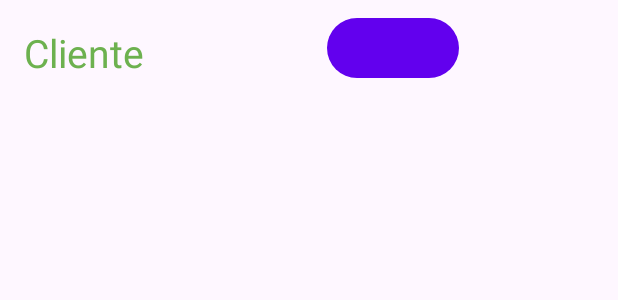
After one commit to anamux/cadastropessoafisicaepessoajuridica, an Android app: the layout linha_detalhe_cliente.xml on its own in the app's theme, with its tools: preview values and no code run, on a phone screen of 412 x 824 dp. The commit adds this screen. Shown: the top 300 px of the screen. Run offline under Robolectric (Android 15) with nearby library versions, the phone set to English and light mode, and no system bars.

Commit message:
Construção da MainActivity...

```diff
--- a/app/src/main/java/com/anamuxfeldt/cadastropessoafisicaepessoajuridica/view/Login.java
+++ b/app/src/main/java/com/anamuxfeldt/cadastropessoafisicaepessoajuridica/view/Login.java
@@ -168,7 +168,7 @@ public class Login extends AppCompatActivity {
 
         cliente.setEmail(preferences.getString("emailCliente","teste@teste.com"));
         cliente.setSenha(preferences.getString("Senha","12345"));
-        isLembrarSenha = preferences.getBoolean("loginAutomático", false);
+        isLembrarSenha = preferences.getBoolean("loginAutomático", true);
 
 
 
--- a/app/src/main/res/layout/activity_main.xml
+++ b/app/src/main/res/layout/activity_main.xml
@@ -38,6 +38,7 @@
         android:layout_marginStart="8dp"
         android:layout_marginEnd="8dp"
         android:text="@string/meus_dados"
+        android:onClick="meusDados"
         android:textSize="20sp"/>
 
     <Button
@@ -46,6 +47,7 @@
         android:layout_height="wrap_content"
         android:layout_margin="8dp"
         android:text="@string/atualizar_meus_dados"
+        android:onClick="atualizarMeusDados"
         android:textSize="20sp"/>
 
     <Button
@@ -54,6 +56,7 @@
         android:layout_height="wrap_content"
         android:layout_margin="8dp"
         android:text="@string/excluir_conta"
+        android:onClick="excluirMinhaConta"
         android:textSize="20sp"/>
 
     <Button
@@ -62,6 +65,7 @@
         android:layout_height="wrap_content"
         android:layout_margin="8dp"
         android:text="@string/consultar_clientes"
+        android:onClick="consultarClientes"
         android:textSize="20sp"/>
     <Button
         android:id="@+id/btnSair"
@@ -69,6 +73,7 @@
         android:layout_height="wrap_content"
         android:layout_margin="8dp"
         android:text="@string/sair"
+        android:onClick="sairDoAplicativo"
         android:textSize="20sp"/>
 
    </LinearLayout>
--- /dev/null
+++ b/app/src/main/res/layout/linha_detalhe_cliente.xml
@@ -0,0 +1,23 @@
+<?xml version="1.0" encoding="utf-8"?>
+<LinearLayout xmlns:android="http://schemas.android.com/apk/res/android"
+    android:layout_width="wrap_content"
+    android:layout_height="wrap_content"
+    android:orientation="horizontal">
+
+    <TextView
+        android:id="@+id/rvPrimeiroNome"
+        android:layout_width="wrap_content"
+        android:layout_height="wrap_content"
+        android:text="@string/cliente"
+        android:layout_margin="16dp"
+        android:textColor="@color/green"
+        android:textSize="26dp"/>
+
+    <Button
+        android:id="@+id/rvIsPessoaFisica"
+        android:layout_width="wrap_content"
+        android:layout_height="wrap_content"
+        android:layout_marginTop="8dp"
+        android:layout_marginLeft="106dp"/>
+
+</LinearLayout>
--- a/app/src/main/res/values/strings.xml
+++ b/app/src/main/res/values/strings.xml
@@ -42,6 +42,7 @@
     <string name="excluir_conta">Excluir Conta</string>
     <string name="consultar_clientes">Consultar Clientes</string>
     <string name="sair">Sair</string>
+    <string name="cliente">Cliente</string>
 
 
 </resources>
```
Also changed, not shown: app/src/main/AndroidManifest.xml (+5 -2 lines), app/src/main/java/com/anamuxfeldt/cadastropessoafisicaepessoajuridica/ConsultarClientes.java (added, +14 -0 lines), app/src/main/java/com/anamuxfeldt/cadastropessoafisicaepessoajuridica/model/Cliente.java (+9 -0 lines), app/src/main/java/com/anamuxfeldt/cadastropessoafisicaepessoajuridica/view/MainActivity.java (+132 -0 lines), app/src/main/java/com/anamuxfeldt/cadastropessoafisicaepessoajuridica/view/SplashActivity.java (+5 -7 lines), app/src/main/res/layout/activity_consultar_clientes.xml (added, +17 -0 lines).
